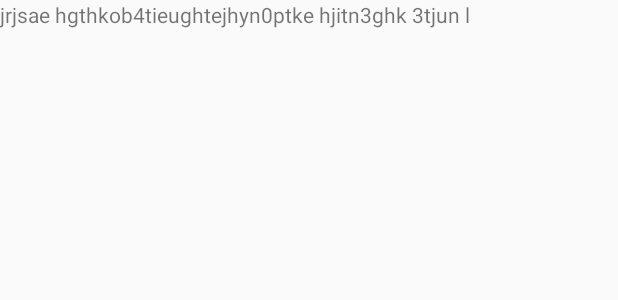
After one commit to EduMeurer999/Organizeme, an Android app: the layout activity_perfil.xml on its own in the app's theme, with its tools: preview values and no code run, on a phone screen of 412 x 824 dp. The commit adds this screen. Shown: the top 300 px of the screen. Run offline under Robolectric (Android 15) with nearby library versions, the phone set to English and light mode, and no system bars.

Commit message:
login no firebase tela de perfil dentro de activity

```diff
--- a/app/src/main/res/layout/activity_main.xml
+++ b/app/src/main/res/layout/activity_main.xml
@@ -27,7 +27,7 @@
             android:text="E-mail" />
 
         <EditText
-            android:id="@+id/editText"
+            android:id="@+id/edtEmail"
             android:layout_width="match_parent"
             android:layout_height="wrap_content"
             android:ems="10"
@@ -39,13 +39,14 @@
             android:text="Senha" />
 
         <EditText
-            android:id="@+id/editText2"
+            android:id="@+id/edtSenha"
             android:layout_width="match_parent"
             android:layout_height="wrap_content"
             android:ems="10"
             android:inputType="textPassword" />
 
         <Button
+            android:id="@+id/btnLogar"
             android:layout_width="match_parent"
             android:layout_height="wrap_content"
             android:text="Login" />
--- /dev/null
+++ b/app/src/main/res/layout/activity_perfil.xml
@@ -0,0 +1,13 @@
+<?xml version="1.0" encoding="utf-8"?>
+<LinearLayout xmlns:android="http://schemas.android.com/apk/res/android"
+    xmlns:app="http://schemas.android.com/apk/res-auto"
+    xmlns:tools="http://schemas.android.com/tools"
+    android:layout_width="match_parent"
+    android:layout_height="match_parent"
+    tools:context="com.example.a20151inf0182.organizeme.Activity.PerfilActivity">
+
+    <TextView
+        android:layout_width="match_parent"
+        android:layout_height="wrap_content"
+        android:text="jrjsae hgthkob4tieughtejhyn0ptke hjitn3ghk 3tjun l"/>
+</LinearLayout>
```
Also changed, not shown: app/src/main/AndroidManifest.xml (+5 -2 lines), app/src/main/java/com/example/a20151inf0182/organizeme/Activity/MainActivity.java (+50 -5 lines), app/src/main/java/com/example/a20151inf0182/organizeme/Activity/PerfilActivity.java (added, +13 -0 lines), app/src/main/java/com/example/a20151inf0182/organizeme/Entidades/Usuarios.java (added, +48 -0 lines).
